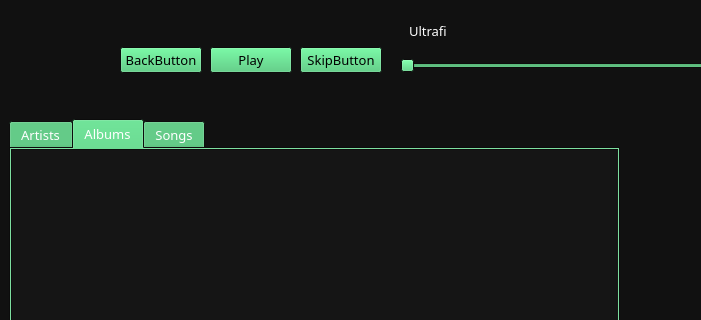
Qt form mainwindow.ui (Cybervate/Ultrafi) before a commit; both pictures show x 0 to 701 and y 0 to 320 of the 1310 by 681 pixel window.
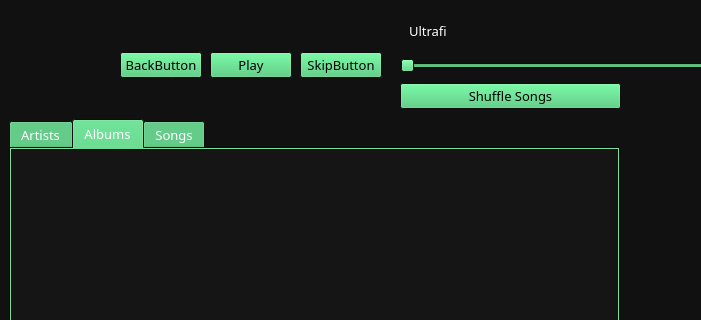
The same form after that commit.

Commit message: rearrange audio engine, basic shuffle feature

```diff
--- a/mainwindow.ui
+++ b/mainwindow.ui
@@ -434,9 +434,9 @@
     <property name="geometry">
      <rect>
       <x>210</x>
-      <y>0</y>
+      <y>40</y>
       <width>82</width>
-      <height>121</height>
+      <height>51</height>
      </rect>
     </property>
     <layout class="QHBoxLayout" name="horizontalLayout_4">
@@ -547,9 +547,9 @@
     <property name="geometry">
      <rect>
       <x>300</x>
-      <y>0</y>
+      <y>40</y>
       <width>82</width>
-      <height>121</height>
+      <height>51</height>
      </rect>
     </property>
     <layout class="QHBoxLayout" name="horizontalLayout_7">
@@ -566,9 +566,9 @@
     <property name="geometry">
      <rect>
       <x>120</x>
-      <y>0</y>
+      <y>40</y>
       <width>82</width>
-      <height>121</height>
+      <height>51</height>
      </rect>
     </property>
     <layout class="QHBoxLayout" name="horizontalLayout_8">
@@ -619,6 +619,25 @@
      </item>
     </layout>
    </widget>
+   <widget class="QWidget" name="horizontalLayoutWidget_11">
+    <property name="geometry">
+     <rect>
+      <x>400</x>
+      <y>80</y>
+      <width>221</width>
+      <height>33</height>
+     </rect>
+    </property>
+    <layout class="QHBoxLayout" name="horizontalLayout_11">
+     <item>
+      <widget class="QPushButton" name="ShuffleButton">
+       <property name="text">
+        <string>Shuffle Songs</string>
+       </property>
+      </widget>
+     </item>
+    </layout>
+   </widget>
   </widget>
   <widget class="QMenuBar" name="menubar">
    <property name="geometry">
```
The commit also changes 6 other files.
